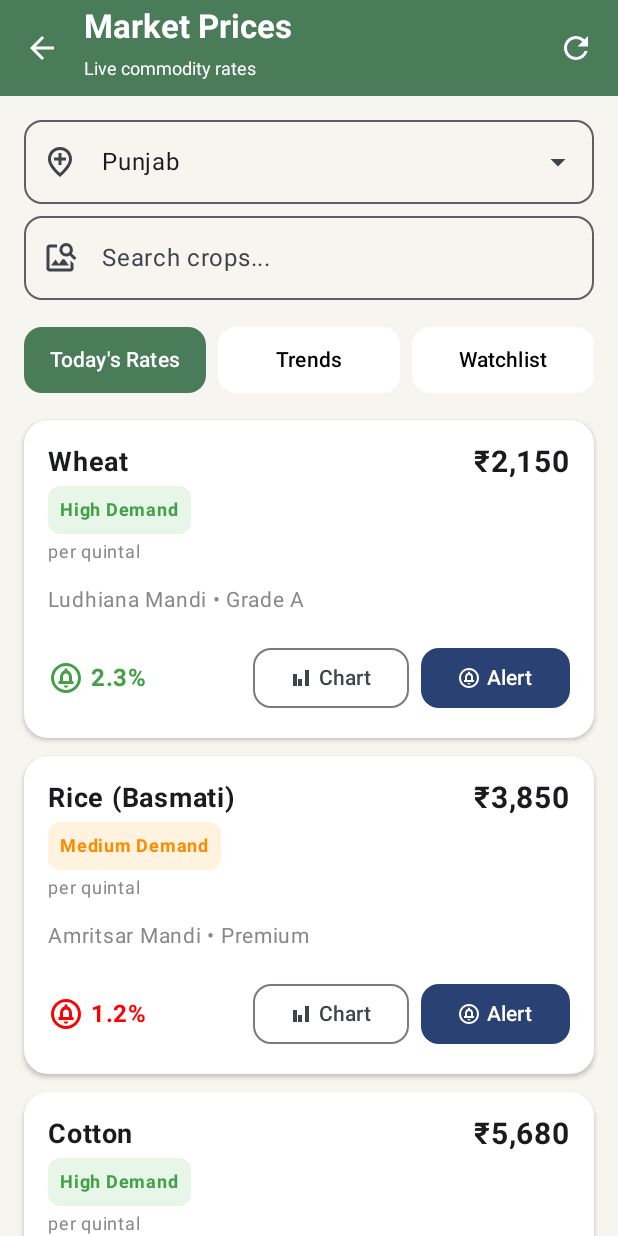
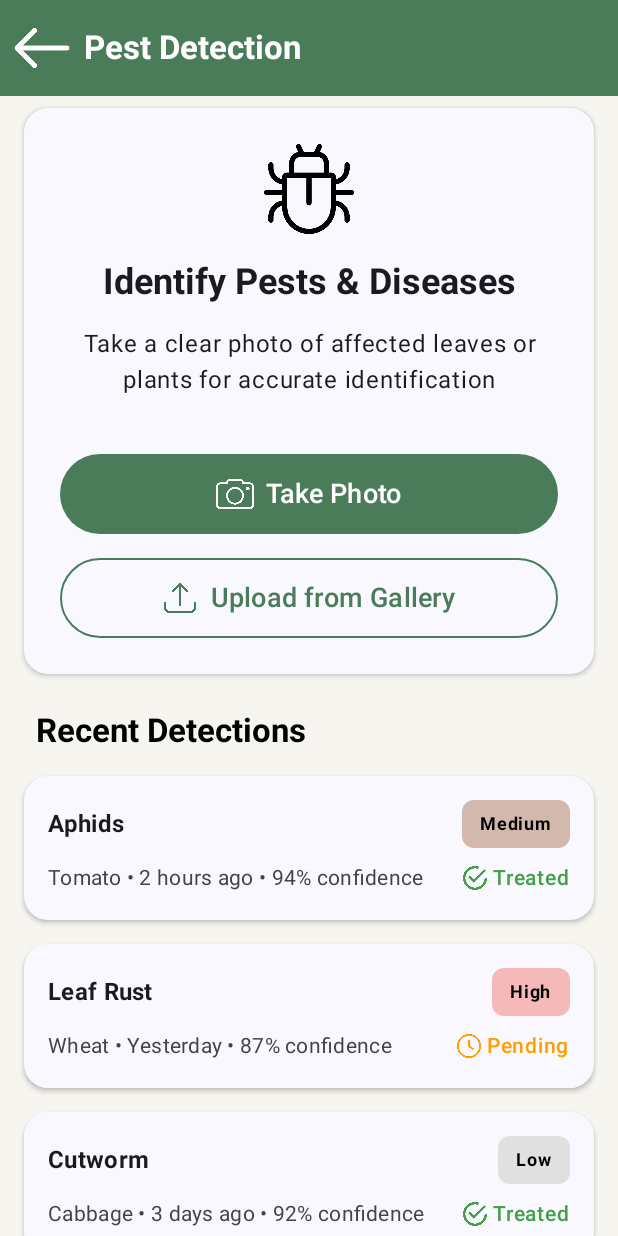
Before and after one commit to Parth4210/SmartCropAdvisorySystem, an Android app built with Jetpack Compose: the screen it shows after launch (MainActivity), on a phone screen of 412 x 824 dp. Run offline under Robolectric (Android 15) with nearby library versions, the phone set to English and light mode, and no system bars.

Commit message:
Added pest/disease detection page

```diff
--- a/app/build.gradle.kts
+++ b/app/build.gradle.kts
@@ -53,6 +53,7 @@ dependencies {
     implementation(libs.androidx.compose.runtime)
     implementation(libs.androidx.compose.foundation.layout)
     implementation(libs.androidx.navigation.compose)
+    implementation(libs.androidx.compose.foundation)
     testImplementation(libs.junit)
     androidTestImplementation(libs.androidx.junit)
     androidTestImplementation(libs.androidx.espresso.core)
--- a/app/src/main/java/com/samadhanl/smartcropadivsorysystem/Components/LoginFlow.kt
+++ b/app/src/main/java/com/samadhanl/smartcropadivsorysystem/Components/LoginFlow.kt
@@ -4,10 +4,8 @@ import androidx.compose.animation.Crossfade
 import androidx.compose.runtime.Composable
 import androidx.lifecycle.viewmodel.compose.viewModel
 import androidx.navigation.NavController
-import com.samadhanl.smartcropadivsorysystem.MarketPriceScreen
+import androidx.navigation.NavHostController
 import com.samadhanl.smartcropadivsorysystem.ViewModel.AuthViewModel
-//import com.samadhanl.smartcropadivsorysystem.Components.SoilHealthScreen // <-- Add this import statement
-import com.samadhanl.smartcropadivsorysystem.SoilHealthScreen
 
 // --- Composable that handles showing Splash or Login ---
 @Composable
@@ -15,28 +13,26 @@ fun LoginFlow(navController: NavController, authViewModel: AuthViewModel = viewM
     val uiState = authViewModel.uiState
     Crossfade(targetState = uiState.showSplash) { isShowingSplash ->
         if (isShowingSplash) {
-            // SplashScreen()
+//            SplashScreen()
         } else {
-            // --- TEMPORARY CHANGE FOR TESTING ---
-            // Directly showing SoilHealthScreen and skipping login.
-            //SoilHealthScreen(onNavigateBack = { }) // You need to provide any required parameters like this.
-            MarketPriceScreen(onNavigateBack = { navController.popBackStack() })
-            }
-            /* <-- Start of comment
-            // The original LoginScreen is now commented out.
-            LoginScreen(
-                uiState = uiState,
-                onMobileChange = authViewModel::onMobileChange,
-                onEmailChange = authViewModel::onEmailChange,
-                onPasswordChange = authViewModel::onPasswordChange,
-                onLogin = {
-                    authViewModel.onLoginClicked {
-                        navController.navigate("SoilHealth") {
-                            popUpTo("login_flow") { inclusive = true }
-                        }
-                    }
-                }
-            )
-            */ // <-- End of comment
+//            LoginScreen(
+//                uiState = uiState,
+//                onMobileChange = authViewModel::onMobileChange,
+//                onEmailChange = authViewModel::onEmailChange,
+//                onPasswordChange = authViewModel::onPasswordChange,
+//                onLogin = {
+//                    // When login is clicked, we call the ViewModel function
+//                    // and pass it the navigation action.
+//                    authViewModel.onLoginClicked {
+//                        // This is the onLoginSuccess lambda
+//                        navController.navigate("dashboard") {
+//                            // This pops the login screen from the back stack, so the user can't go back to it
+//                            popUpTo("login_flow") { inclusive = true }
+//                        }
+//                    }
+//                }
+//            )
+            PestDetectionScreen(navController = navController)
         }
     }
+}
--- /dev/null
+++ b/app/src/main/java/com/samadhanl/smartcropadivsorysystem/Components/PestControl.kt
@@ -0,0 +1,265 @@
+package com.samadhanl.smartcropadivsorysystem.Components
+
+import androidx.compose.foundation.BorderStroke
+import androidx.compose.foundation.Image
+import androidx.compose.foundation.background
+import androidx.compose.foundation.border
+import androidx.compose.foundation.layout.Arrangement
+import androidx.compose.foundation.layout.Box
+import androidx.compose.foundation.layout.Column
+import androidx.compose.foundation.layout.Row
+import androidx.compose.foundation.layout.Spacer
+import androidx.compose.foundation.layout.fillMaxSize
+import androidx.compose.foundation.layout.fillMaxWidth
+import androidx.compose.foundation.layout.height
+import androidx.compose.foundation.layout.padding
+import androidx.compose.foundation.layout.size
+import androidx.compose.foundation.layout.width
+import androidx.compose.foundation.lazy.LazyColumn
+import androidx.compose.foundation.shape.CircleShape
+import androidx.compose.foundation.shape.RoundedCornerShape
+import androidx.compose.material3.Button
+import androidx.compose.material3.ButtonDefaults
+import androidx.compose.material3.Card
+import androidx.compose.material3.CardDefaults
+import androidx.compose.material3.ExperimentalMaterial3Api
+import androidx.compose.material3.Icon
+import androidx.compose.material3.IconButton
+import androidx.compose.material3.MaterialTheme
+import androidx.compose.material3.Scaffold
+import androidx.compose.material3.Text
+import androidx.compose.material3.TopAppBar
+import androidx.compose.material3.TopAppBarDefaults
+import androidx.compose.runtime.Composable
+import androidx.compose.ui.Alignment
+import androidx.compose.ui.Modifier
+import androidx.compose.ui.draw.clip
+import androidx.compose.ui.graphics.Color
+import androidx.compose.ui.res.painterResource
+import androidx.compose.ui.text.font.FontWeight
+import androidx.compose.ui.text.style.TextAlign
+import androidx.compose.ui.unit.dp
+import androidx.compose.ui.unit.sp
+import androidx.navigation.NavController
+import com.samadhanl.smartcropadivsorysystem.R
+import java.time.LocalDateTime
+import java.time.format.DateTimeFormatter
+
+// ===================================================================
+//               DATA MODELS FOR THE SCREEN
+// ===================================================================
+enum class Severity { Low, Medium, High }
+enum class DetectionStatus { Treated, Pending }
+
+data class PestDetection(
+    val name: String,
+    val severity: Severity,
+    val crop: String,
+    val time: String,
+    val confidence: Int,
+    val status: DetectionStatus
+)
+
+// ===================================================================
+//               MAIN PEST DETECTION SCREEN
+// ===================================================================
+@OptIn(ExperimentalMaterial3Api::class)
+@Composable
+fun PestDetectionScreen(navController: NavController) {
+    // Sample data for the recent detections list
+    val recentDetections = listOf(
+        PestDetection("Aphids", Severity.Medium, "Tomato", "2 hours ago", 94, DetectionStatus.Treated),
+        PestDetection("Leaf Rust", Severity.High, "Wheat", "Yesterday", 87, DetectionStatus.Pending),
+        PestDetection("Cutworm", Severity.Low, "Cabbage", "3 days ago", 92, DetectionStatus.Treated)
+    )
+
+    Scaffold(
+        modifier = Modifier.fillMaxSize(),
+        topBar = {
+            TopAppBar(
+                title = { Text("Pest Detection", fontWeight = FontWeight.Bold, fontSize = 22.sp) },
+                navigationIcon = {
+                    IconButton(onClick = { navController.popBackStack() }) {
+                        Icon(painterResource(id = R.drawable.back_icon), "Back Icon")
+                    }
+                },
+                colors = TopAppBarDefaults.topAppBarColors(
+                    containerColor = Color(0xFF4A7C59),
+                    titleContentColor = Color.White,
+                    navigationIconContentColor = Color.White
+                )
+            )
+        },
+        containerColor = Color(0xFFF7F5F0)
+    ) { innerPadding ->
+        LazyColumn(
+            modifier = Modifier
+                .fillMaxSize()
+                .padding(innerPadding)
+                .padding(horizontal = 16.dp),
+            verticalArrangement = Arrangement.spacedBy(24.dp),
+            horizontalAlignment = Alignment.CenterHorizontally
+        ) {
+            // -- Item 1: Main Action Card --
+            item {
+                Spacer(modifier = Modifier.height(8.dp)) // Top spacing
+                PestIdentificationCard()
+            }
+
+            // -- Item 2: Recent Detections Section --
+            item {
+                RecentDetectionsSection(detections = recentDetections)
+            }
+
+            // -- Item 3: Photography Tips Card --
+            item {
+                PhotographyTipsCard()
+                Spacer(modifier = Modifier.height(16.dp)) // Bottom spacing
+            }
+        }
+    }
+}
+
+// ===================================================================
+//               REUSABLE COMPONENT PIECES
+// ===================================================================
+
+@Composable
+fun PestIdentificationCard() {
+    Card(
+        modifier = Modifier.fillMaxWidth(),
+        shape = RoundedCornerShape(16.dp),
+        colors = CardDefaults.cardColors(containerColor = MaterialTheme.colorScheme.surface),
+        elevation = CardDefaults.cardElevation(defaultElevation = 2.dp)
+    ) {
+        Column(
+            modifier = Modifier.padding(24.dp),
+            horizontalAlignment = Alignment.CenterHorizontally,
+            verticalArrangement = Arrangement.spacedBy(16.dp)
+        ) {
+            Image(painterResource(id = R.drawable.bug_icon), "Pest Icon", modifier = Modifier.size(60.dp))
+            Text("Identify Pests & Diseases", style = MaterialTheme.typography.headlineSmall, fontWeight = FontWeight.Bold, textAlign = TextAlign.Center)
+            Text("Take a clear photo of affected leaves or plants for accurate identification", style = MaterialTheme.typography.bodyLarge, textAlign = TextAlign.Center)
+            Spacer(modifier = Modifier.height(8.dp))
+            Button(onClick = { /* TODO: Take Photo */ }, modifier = Modifier.fillMaxWidth(), colors = ButtonDefaults.buttonColors(containerColor = Color(0xFF4A7C59))) {
+                Row(horizontalArrangement = Arrangement.SpaceAround,verticalAlignment = Alignment.CenterVertically, modifier = Modifier.padding(vertical = 6.dp)) {
+                    Icon(painterResource(id = R.drawable.camera_icon), "Take Photo", modifier = Modifier.size(25.dp))
+                    Spacer(modifier = Modifier.width(8.dp))
+                    Text("Take Photo", fontSize = 18.sp)
+                }
+            }
+            Button(onClick = { /* TODO: Upload Gallery */ }, modifier = Modifier.fillMaxWidth(), colors = ButtonDefaults.buttonColors(containerColor = MaterialTheme.colorScheme.surface), border = BorderStroke(1.dp, Color(0xFF4A7C59))) {
+                Row(verticalAlignment = Alignment.CenterVertically, modifier = Modifier.padding(vertical = 6.dp)) {
+                    Icon(painterResource(id = R.drawable.upload_icon), "Upload", tint = Color(0xFF4A7C59), modifier = Modifier.size(25.dp))
+                    Spacer(modifier = Modifier.width(8.dp))
+                    Text("Upload from Gallery", fontSize = 18.sp, color = Color(0xFF4A7C59))
+                }
+            }
+        }
+    }
+}
+
+@Composable
+fun RecentDetectionsSection(detections: List<PestDetection>) {
+    Column(
+        modifier = Modifier.fillMaxWidth(),
+        verticalArrangement = Arrangement.spacedBy(16.dp)
+    ) {
+        Text(
+            text = "Recent Detections",
+            style = MaterialTheme.typography.titleLarge,
+            fontWeight = FontWeight.Bold,
+            modifier = Modifier.padding(start = 8.dp)
+        )
+        detections.forEach { detection ->
+            DetectionCard(detection = detection)
+        }
+    }
+}
+
+@Composable
+fun DetectionCard(detection: PestDetection) {
+    Card(
+        modifier = Modifier.fillMaxWidth(),
+        shape = RoundedCornerShape(16.dp),
+        colors = CardDefaults.cardColors(containerColor = MaterialTheme.colorScheme.surface),
+        elevation = CardDefaults.cardElevation(defaultElevation = 2.dp)
+    ) {
+        Column(modifier = Modifier.padding(16.dp), verticalArrangement = Arrangement.spacedBy(8.dp)) {
+            Row(modifier = Modifier.fillMaxWidth(), verticalAlignment = Alignment.CenterVertically, horizontalArrangement = Arrangement.SpaceBetween) {
+                Text(detection.name, style = MaterialTheme.typography.titleMedium, fontWeight = FontWeight.Bold)
+                SeverityTag(severity = detection.severity)
+            }
+            Row(modifier = Modifier.fillMaxWidth(), verticalAlignment = Alignment.CenterVertically, horizontalArrangement = Arrangement.SpaceBetween) {
+                Text(
+                    text = "${detection.crop} • ${detection.time} • ${detection.confidence}% confidence",
+                    style = MaterialTheme.typography.bodyMedium,
+                    color = MaterialTheme.colorScheme.onSurfaceVariant
+                )
+                StatusIndicator(status = detection.status)
+            }
+        }
+    }
+}
+
+@Composable
+fun SeverityTag(severity: Severity) {
+    val (text, color) = when (severity) {
+        Severity.Low -> "Low" to Color(0xFFE0E0E0)
+        Severity.Medium -> "Medium" to Color(0xFFD3B8AE)
+        Severity.High -> "High" to Color(0xFFF4B9B8)
+    }
+    Box(
+        modifier = Modifier
+            .background(color, RoundedCornerShape(8.dp))
+            .padding(horizontal = 12.dp, vertical = 4.dp)
+    ) {
+        Text(text, color = Color.Black, fontSize = 12.sp, fontWeight = FontWeight.Bold)
+    }
+}
+
+@Composable
+fun StatusIndicator(status: DetectionStatus) {
+    val (text, icon, color) = when (status) {
+        DetectionStatus.Treated -> Triple("Treated", R.drawable.correct, Color(0xFF43A047))
+        DetectionStatus.Pending -> Triple("Pending", R.drawable.pending, Color(0xFFFFA000))
+    }
+    Row(verticalAlignment = Alignment.CenterVertically) {
+        Icon(painterResource(id = icon), contentDescription = text, tint = color, modifier = Modifier.size(16.dp))
+        Spacer(modifier = Modifier.width(4.dp))
+        Text(text, color = color, fontSize = 14.sp, fontWeight = FontWeight.Medium)
+    }
+}
+
+@Composable
+fun PhotographyTipsCard() {
+    Card(
+        modifier = Modifier.fillMaxWidth(),
+        shape = RoundedCornerShape(16.dp),
+        colors = CardDefaults.cardColors(containerColor = MaterialTheme.colorScheme.surface),
+        elevation = CardDefaults.cardElevation(defaultElevation = 2.dp)
+    ) {
+        Column(modifier = Modifier.padding(16.dp), verticalArrangement = Arrangement.spacedBy(8.dp)) {
+            Row(verticalAlignment = Alignment.CenterVertically) {
+                Icon(painterResource(id = R.drawable.warning), "Tips", tint = MaterialTheme.colorScheme.onSurfaceVariant, modifier = Modifier.size(20.dp))
+                Spacer(modifier = Modifier.width(8.dp))
+                Text("Photography Tips", style = MaterialTheme.typography.titleMedium, fontWeight = FontWeight.Bold)
+            }
+            Column {
+                TipItem(text = "Take photos in bright, natural light")
+                TipItem(text = "Focus on affected areas with clear details")
+                TipItem(text = "Include surrounding healthy areas for comparison")
+                TipItem(text = "Take multiple angles if possible")
+                TipItem(text = "Avoid blurry or distant shots")
+            }
+        }
+    }
+}
+
+@Composable
+fun TipItem(text: String) {
+    Row(modifier = Modifier.padding(start = 8.dp, top = 4.dp), verticalAlignment = Alignment.Top) {
+        Text("•", modifier = Modifier.padding(end = 8.dp), color = MaterialTheme.colorScheme.onSurfaceVariant)
+        Text(text, style = MaterialTheme.typography.bodyMedium, color = MaterialTheme.colorScheme.onSurfaceVariant)
+    }
+}
--- a/gradle/libs.versions.toml
+++ b/gradle/libs.versions.toml
@@ -12,6 +12,7 @@ material3 = "1.3.2"
 runtime = "1.9.1"
 foundationLayout = "1.9.1"
 navigationCompose = "2.9.4"
+foundation = "1.9.2"
 
 [libraries]
 androidx-core-ktx = { group = "androidx.core", name = "core-ktx", version.ref = "coreKtx" }
@@ -32,6 +33,7 @@ androidx-material3 = { group = "androidx.compose.material3", name = "material3",
 androidx-compose-runtime = { group = "androidx.compose.runtime", name = "runtime", version.ref = "runtime" }
 androidx-compose-foundation-layout = { group = "androidx.compose.foundation", name = "foundation-layout", version.ref = "foundationLayout" }
 androidx-navigation-compose = { group = "androidx.navigation", name = "navigation-compose", version.ref = "navigationCompose" }
+androidx-compose-foundation = { group = "androidx.compose.foundation", name = "foundation", version.ref = "foundation" }
 
 [plugins]
 android-application = { id = "com.android.application", version.ref = "agp" }
```
Also changed, not shown: app/src/main/res/drawable/bug_icon.png (added), app/src/main/res/drawable/camera_icon.png (added), app/src/main/res/drawable/correct.png (added), app/src/main/res/drawable/pending.png (added), app/src/main/res/drawable/upload_icon.png (added).
